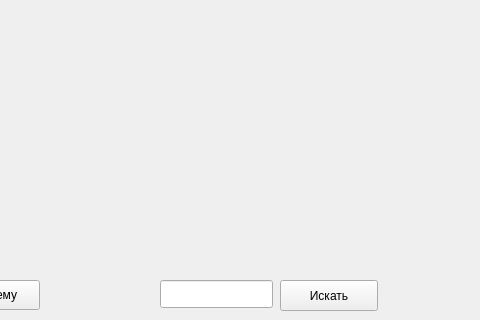
Qt form mainwindow.ui (Timurazavr/Maps-API) before a commit; both pictures show x 120 to 600 and y 180 to 500 of the 600 by 500 pixel window.
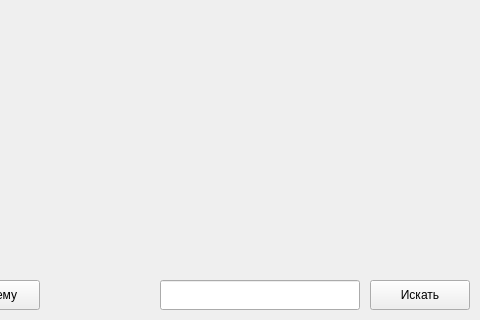
The same form after that commit.

Commit message: Большая задача по Maps API. Часть №6

Diff of the .ui file:
```diff
--- a/mainwindow.ui
+++ b/mainwindow.ui
@@ -45,8 +45,8 @@
      <rect>
       <x>280</x>
       <y>460</y>
-      <width>113</width>
-      <height>28</height>
+      <width>200</width>
+      <height>30</height>
      </rect>
     </property>
     <property name="inputMask">
@@ -59,10 +59,10 @@
    <widget class="QPushButton" name="searchBtn">
     <property name="geometry">
      <rect>
-      <x>400</x>
+      <x>490</x>
       <y>460</y>
-      <width>98</width>
-      <height>31</height>
+      <width>100</width>
+      <height>30</height>
      </rect>
     </property>
     <property name="text">
```
The commit also changes 1 other file.
